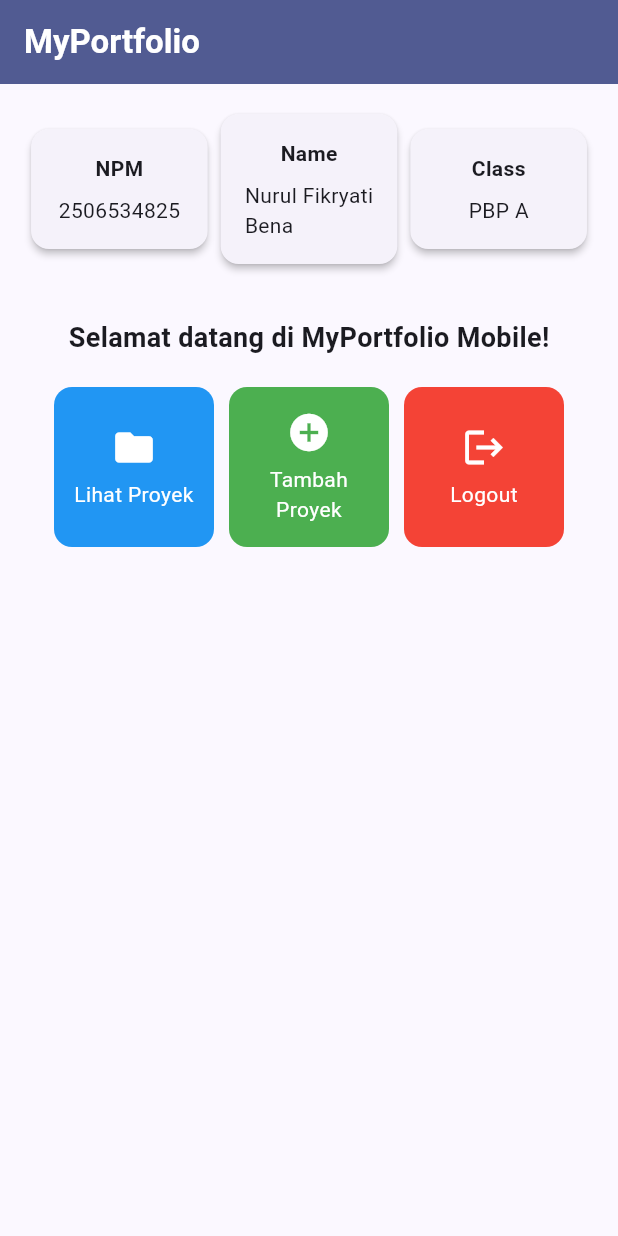
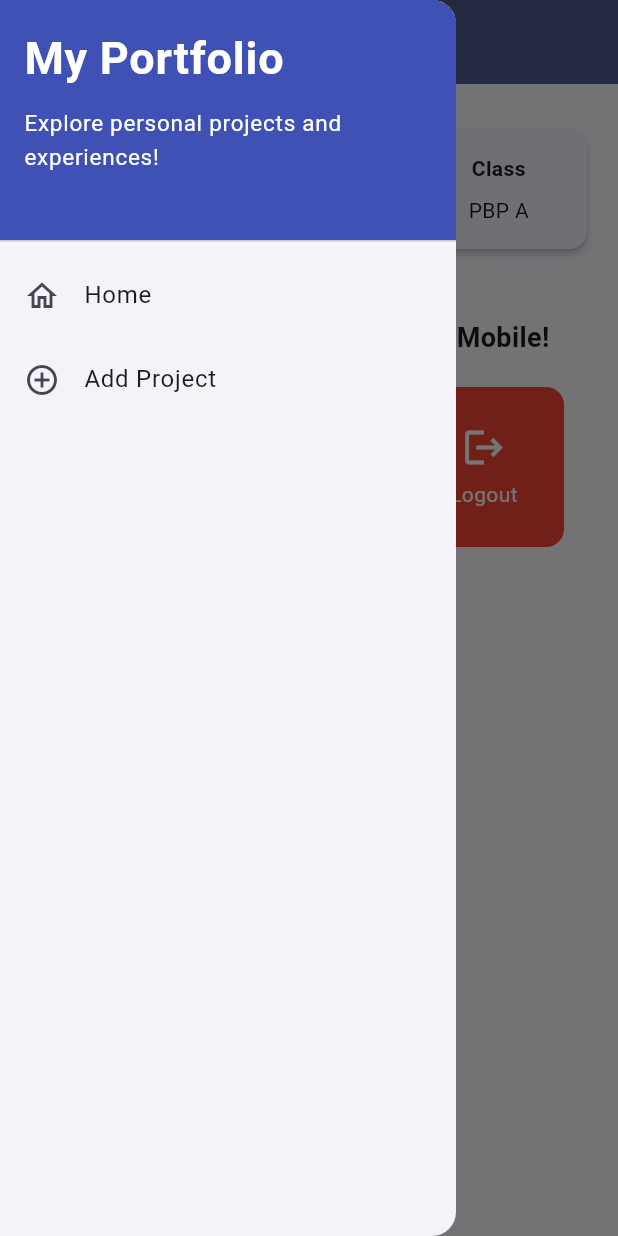
Before and after one commit to nurulbena/myportofolio_mobile, a Flutter app: the screen it shows after launch, with the side drawer open (before the commit the screen has no drawer), on a phone screen of 412 x 824 dp. Run offline on Flutter 3.47's test engine with Material 3 defaults, Android fonts, the phone set to English and light mode, and no system bars; our stand-ins replace material_ui.

Commit message:
Tutorial 9: Flutter Navigation,Layouts, Forms, and Input Elements

```diff
--- a/lib/main.dart
+++ b/lib/main.dart
@@ -1,5 +1,5 @@
-import 'package:flutter/material.dart';
-import 'package:myportofolio_mobile/menu.dart';
+import 'package:material_ui/material_ui.dart';
+import 'package:myportofolio_mobile/screens/menu.dart';
 
 void main() {
   runApp(const MyApp());
--- a/lib/menu.dart
+++ b/lib/screens/menu.dart
@@ -1,4 +1,6 @@
-import 'package:flutter/material.dart';
+import 'package:material_ui/material_ui.dart';
+import 'package:myportofolio_mobile/widgets/left_drawer.dart';
+import 'package:myportofolio_mobile/widgets/project_card.dart';
 
 class MyHomePage extends StatelessWidget {
   MyHomePage({super.key});
@@ -15,9 +17,7 @@ class MyHomePage extends StatelessWidget {
 
   @override
   Widget build(BuildContext context) {
-    // Scaffold menyediakan struktur visual dasar halaman (AppBar, Body, SnackBar).
     return Scaffold(
-      // AppBar menampilkan bar bagian atas halaman aplikasi.
       appBar: AppBar(
         title: const Text(
           'MyPortfolio',
@@ -27,14 +27,14 @@ class MyHomePage extends StatelessWidget {
           ),
         ),
         backgroundColor: Theme.of(context).colorScheme.primary,
+        iconTheme: const IconThemeData(color: Colors.white),
       ),
-      // Body halaman utama dengan padding di sekelilingnya.
+      drawer: const LeftDrawer(),
       body: Padding(
         padding: const EdgeInsets.all(16.0),
         child: Column(
           crossAxisAlignment: CrossAxisAlignment.center,
           children: [
-            // Baris horizontal untuk menampilkan 3 InfoCard secara sejajar.
             Row(
               mainAxisAlignment: MainAxisAlignment.spaceEvenly,
               children: [
@@ -43,10 +43,7 @@ class MyHomePage extends StatelessWidget {
                 InfoCard(title: 'Class', content: kelas),
               ],
             ),
-
             const SizedBox(height: 16.0),
-
-            // Bagian tengah: pesan sambutan dan kisi tombol menu portofolio.
             Center(
               child: Column(
                 children: [
@@ -60,15 +57,12 @@ class MyHomePage extends StatelessWidget {
                       ),
                     ),
                   ),
-
-                  // GridView menampilkan kartu tombol dalam tata letak kisi 3 kolom.
                   GridView.count(
                     primary: true,
                     padding: const EdgeInsets.all(20),
                     crossAxisSpacing: 10,
                     mainAxisSpacing: 10,
                     crossAxisCount: 3,
-                    // shrinkWrap agar ukuran kisi menyesuaikan tinggi konten anak.
                     shrinkWrap: true,
                     children: items.map((ItemHomepage item) {
                       return ItemCard(item);
@@ -85,7 +79,6 @@ class MyHomePage extends StatelessWidget {
 }
 
 class InfoCard extends StatelessWidget {
-  // Kartu informasi yang menampilkan judul (title) dan isi (content).
   final String title;
   final String content;
 
@@ -94,19 +87,13 @@ class InfoCard extends StatelessWidget {
   @override
   Widget build(BuildContext context) {
     return Card(
-      // Memberikan efek bayangan kartu elevasi 2 unit.
       elevation: 2.0,
       child: Container(
-        // Menyesuaikan lebar kartu dengan proporsi layar (dibagi 3.5).
         width: MediaQuery.of(context).size.width / 3.5,
         padding: const EdgeInsets.all(16.0),
-        // Menyusun teks title dan content secara vertikal.
         child: Column(
           children: [
-            Text(
-              title,
-              style: const TextStyle(fontWeight: FontWeight.bold),
-            ),
+            Text(title, style: const TextStyle(fontWeight: FontWeight.bold)),
             const SizedBox(height: 8.0),
             Text(content),
           ],
@@ -123,50 +110,3 @@ class ItemHomepage {
 
   ItemHomepage(this.name, this.icon, this.color);
 }
-
-class ItemCard extends StatelessWidget {
-  final ItemHomepage item;
-
-  const ItemCard(this.item, {super.key});
-
-  @override
-  Widget build(BuildContext context) {
-    return Material(
-      // Menggunakan warna sekunder dari skema tema aplikasi.
-      color: item.color,
-      borderRadius: BorderRadius.circular(12),
-      child: InkWell(
-        // Aksi ketika kartu ditekan oleh pengguna.
-        onTap: () {
-          // Menampilkan SnackBar dengan pesan interaktif.
-          ScaffoldMessenger.of(context)
-            ..hideCurrentSnackBar()
-            ..showSnackBar(
-              SnackBar(content: Text("Kamu telah menekan tombol ${item.name}!"))
-            );
-        },
-        child: Container(
-          padding: const EdgeInsets.all(8),
-          child: Center(
-            child: Column(
-              mainAxisAlignment: MainAxisAlignment.center,
-              children: [
-                Icon(
-                  item.icon,
-                  color: Colors.white,
-                  size: 30.0,
-                ),
-                const Padding(padding: EdgeInsets.all(3)),
-                Text(
-                  item.name,
-                  textAlign: TextAlign.center,
-                  style: const TextStyle(color: Colors.white),
-                ),
-              ],
-            ),
-          ),
-        ),
-      ),
-    );
-  }
-}
--- /dev/null
+++ b/lib/widgets/left_drawer.dart
@@ -0,0 +1,58 @@
+import 'package:material_ui/material_ui.dart';
+import 'package:myportofolio_mobile/screens/menu.dart';
+import 'package:myportofolio_mobile/screens/project_form.dart';
+
+class LeftDrawer extends StatelessWidget {
+  const LeftDrawer({super.key});
+
+  @override
+  Widget build(BuildContext context) {
+    return Drawer(
+      child: ListView(
+        children: [
+          const DrawerHeader(
+            decoration: BoxDecoration(color: Colors.indigo),
+            child: Column(
+              crossAxisAlignment: CrossAxisAlignment.start,
+              children: [
+                Text(
+                  'My Portfolio',
+                  style: TextStyle(
+                    fontSize: 30,
+                    fontWeight: FontWeight.bold,
+                    color: Colors.white,
+                  ),
+                ),
+                SizedBox(height: 10),
+                Text(
+                  'Explore personal projects and experiences!',
+                  style: TextStyle(fontSize: 15, color: Colors.white),
+                ),
+              ],
+            ),
+          ),
+          ListTile(
+            leading: const Icon(Icons.home_outlined),
+            title: const Text('Home'),
+            onTap: () {
+              Navigator.pushReplacement(
+                context,
+                MaterialPageRoute(builder: (context) => MyHomePage()),
+              );
+            },
+          ),
+          ListTile(
+            leading: const Icon(Icons.add_circle_outline),
+            title: const Text('Add Project'),
+            onTap: () {
+              Navigator.pushReplacement(
+                context,
+                MaterialPageRoute(builder: (context) => const ProjectFormPage()),
+              );
+            },
+          ),
+        ],
+      ),
+    );
+  }
+}
--- /dev/null
+++ b/lib/widgets/project_card.dart
@@ -0,0 +1,52 @@
+import 'package:material_ui/material_ui.dart';
+import 'package:myportofolio_mobile/screens/menu.dart';
+import 'package:myportofolio_mobile/screens/project_form.dart';
+
+class ItemCard extends StatelessWidget {
+  final ItemHomepage item;
+
+  const ItemCard(this.item, {super.key});
+
+  @override
+  Widget build(BuildContext context) {
+    return Material(
+      color: item.color,
+      borderRadius: BorderRadius.circular(12),
+      child: InkWell(
+        onTap: () {
+          ScaffoldMessenger.of(context)
+            ..hideCurrentSnackBar()
+            ..showSnackBar(
+              SnackBar(
+                content: Text("Kamu telah menekan tombol ${item.name}!"),
+              ),
+            );
+
+          if (item.name == "Tambah Proyek") {
+            Navigator.push(
+              context,
+              MaterialPageRoute(builder: (context) => const ProjectFormPage()),
+            );
+          }
+        },
+        child: Container(
+          padding: const EdgeInsets.all(8),
+          child: Center(
+            child: Column(
+              mainAxisAlignment: MainAxisAlignment.center,
+              children: [
+                Icon(item.icon, color: Colors.white, size: 30.0),
+                const Padding(padding: EdgeInsets.all(3)),
+                Text(
+                  item.name,
+                  textAlign: TextAlign.center,
+                  style: const TextStyle(color: Colors.white),
+                ),
+              ],
+            ),
+          ),
+        ),
+      ),
+    );
+  }
+}
--- a/pubspec.yaml
+++ b/pubspec.yaml
@@ -34,6 +34,7 @@ dependencies:
   # The following adds the Cupertino Icons font to your application.
   # Use with the CupertinoIcons class for iOS style icons.
   cupertino_icons: ^1.0.8
+  material_ui: ^1.11.1
 
 dev_dependencies:
   flutter_test:
```
Also changed, not shown: lib/screens/project_form.dart (added, +175 -0 lines), pubspec.lock.
